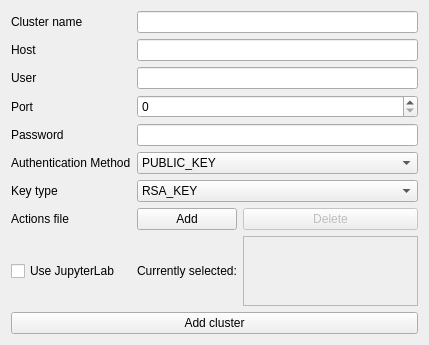
Above: gui/widgets_templates/add-cluster.ui from intdata-bsc/idact-gui before the change. Below: the same form after it.
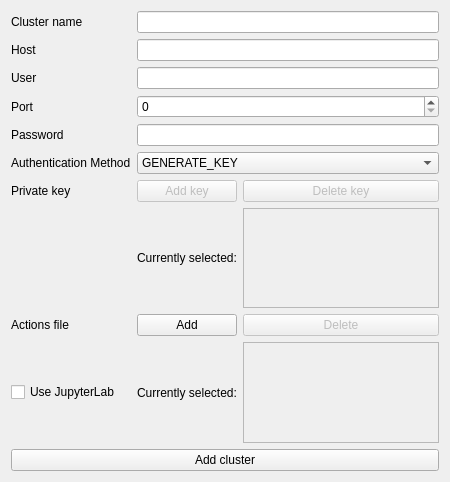
That is the form after the change.

Commit message: hot fix after rebase

What changed in the file:
```diff
--- a/gui/widgets_templates/add-cluster.ui
+++ b/gui/widgets_templates/add-cluster.ui
@@ -6,60 +6,14 @@
    <rect>
     <x>0</x>
     <y>0</y>
-    <width>429</width>
-    <height>275</height>
+    <width>450</width>
+    <height>482</height>
    </rect>
   </property>
   <property name="windowTitle">
    <string>Form</string>
   </property>
   <layout class="QGridLayout" name="gridLayout">
-   <item row="6" column="0">
-    <widget class="QLabel" name="key_type_label">
-     <property name="text">
-      <string>Key type</string>
-     </property>
-    </widget>
-   </item>
-   <item row="6" column="1" colspan="2">
-    <widget class="QComboBox" name="key_type_box">
-     <item>
-      <property name="text">
-       <string>RSA_KEY</string>
-      </property>
-     </item>
-    </widget>
-   </item>
-   <item row="2" column="1" colspan="2">
-    <widget class="QLineEdit" name="user_edit"/>
-   </item>
-   <item row="5" column="0">
-    <widget class="QLabel" name="auth_method_label">
-     <property name="text">
-      <string>Authentication Method</string>
-     </property>
-    </widget>
-   </item>
-   <item row="0" column="1" colspan="2">
-    <widget class="QLineEdit" name="cluster_name_addc_edit"/>
-   </item>
-   <item row="1" column="1" colspan="2">
-    <widget class="QLineEdit" name="host_edit"/>
-   </item>
-   <item row="1" column="0">
-    <widget class="QLabel" name="host_label">
-     <property name="text">
-      <string>Host</string>
-     </property>
-    </widget>
-   </item>
-   <item row="2" column="0">
-    <widget class="QLabel" name="user_label">
-     <property name="text">
-      <string>User</string>
-     </property>
-    </widget>
-   </item>
    <item row="3" column="0">
     <widget class="QLabel" name="port_label">
      <property name="text">
@@ -70,30 +24,70 @@
    <item row="3" column="1" colspan="2">
     <widget class="QSpinBox" name="port_edit"/>
    </item>
-   <item row="0" column="0">
-    <widget class="QLabel" name="cluster_name_addc_label">
+   <item row="8" column="0">
+    <widget class="QLabel" name="actions_file_label">
      <property name="text">
-      <string>Cluster name</string>
+      <string>Actions file</string>
      </property>
     </widget>
    </item>
+   <item row="0" column="1" colspan="2">
+    <widget class="QLineEdit" name="cluster_name_addc_edit"/>
+   </item>
    <item row="4" column="1" colspan="2">
     <widget class="QLineEdit" name="password_edit"/>
    </item>
+   <item row="9" column="2">
+    <widget class="QTextBrowser" name="selected_file_path_browser">
+     <property name="enabled">
+      <bool>false</bool>
+     </property>
+     <property name="sizePolicy">
+      <sizepolicy hsizetype="Expanding" vsizetype="Expanding">
+       <horstretch>0</horstretch>
+       <verstretch>0</verstretch>
+      </sizepolicy>
+     </property>
+    </widget>
+   </item>
    <item row="5" column="1" colspan="2">
     <widget class="QComboBox" name="auth_method_box">
      <item>
       <property name="text">
-       <string>PUBLIC_KEY</string>
+       <string>GENERATE_KEY</string>
       </property>
      </item>
      <item>
       <property name="text">
-       <string>ASK_EVERYTIME</string>
+       <string>PRIVATE_KEY</string>
       </property>
      </item>
     </widget>
    </item>
+   <item row="8" column="2">
+    <widget class="QPushButton" name="delete_actions_file_button">
+     <property name="enabled">
+      <bool>false</bool>
+     </property>
+     <property name="text">
+      <string>Delete</string>
+     </property>
+    </widget>
+   </item>
+   <item row="9" column="0">
+    <widget class="QCheckBox" name="use_jupyter_lab_check_box">
+     <property name="text">
+      <string>Use JupyterLab</string>
+     </property>
+    </widget>
+   </item>
+   <item row="0" column="0">
+    <widget class="QLabel" name="cluster_name_addc_label">
+     <property name="text">
+      <string>Cluster name</string>
+     </property>
+    </widget>
+   </item>
    <item row="4" column="0">
     <widget class="QLabel" name="port_label_2">
      <property name="text">
@@ -101,31 +95,45 @@
      </property>
     </widget>
    </item>
-   <item row="7" column="0">
-    <widget class="QLabel" name="actions_file_label">
+   <item row="10" column="0" colspan="3">
+    <widget class="QPushButton" name="add_cluster_button">
      <property name="text">
-      <string>Actions file</string>
+      <string>Add cluster</string>
      </property>
     </widget>
    </item>
-   <item row="7" column="2">
-    <widget class="QPushButton" name="delete_actions_file_button">
-     <property name="enabled">
-      <bool>false</bool>
+   <item row="1" column="1" colspan="2">
+    <widget class="QLineEdit" name="host_edit"/>
+   </item>
+   <item row="2" column="0">
+    <widget class="QLabel" name="user_label">
+     <property name="text">
+      <string>User</string>
      </property>
+    </widget>
+   </item>
+   <item row="1" column="0">
+    <widget class="QLabel" name="host_label">
      <property name="text">
-      <string>Delete</string>
+      <string>Host</string>
      </property>
     </widget>
    </item>
-   <item row="7" column="1">
+   <item row="8" column="1">
     <widget class="QPushButton" name="add_actions_file_button">
      <property name="text">
       <string>Add</string>
      </property>
     </widget>
    </item>
-   <item row="8" column="1">
+   <item row="5" column="0">
+    <widget class="QLabel" name="auth_method_label">
+     <property name="text">
+      <string>Authentication Method</string>
+     </property>
+    </widget>
+   </item>
+   <item row="9" column="1">
     <widget class="QLabel" name="currently_selected_file_label">
      <property name="font">
       <font>
@@ -137,30 +145,47 @@
      </property>
     </widget>
    </item>
-   <item row="9" column="0" colspan="3">
-    <widget class="QPushButton" name="add_cluster_button">
+   <item row="2" column="1" colspan="2">
+    <widget class="QLineEdit" name="user_edit"/>
+   </item>
+   <item row="6" column="0">
+    <widget class="QLabel" name="label">
      <property name="text">
-      <string>Add cluster</string>
+      <string>Private key</string>
      </property>
     </widget>
    </item>
-   <item row="8" column="0">
-    <widget class="QCheckBox" name="use_jupyter_lab_check_box">
+   <item row="6" column="2">
+    <widget class="QPushButton" name="delete_key_button">
+     <property name="enabled">
+      <bool>false</bool>
+     </property>
      <property name="text">
-      <string>Use JupyterLab</string>
+      <string>Delete key</string>
      </property>
     </widget>
    </item>
-   <item row="8" column="2">
-    <widget class="QTextBrowser" name="selected_file_path_browser">
+   <item row="6" column="1">
+    <widget class="QPushButton" name="add_key_button">
      <property name="enabled">
       <bool>false</bool>
      </property>
-     <property name="sizePolicy">
-      <sizepolicy hsizetype="Expanding" vsizetype="Expanding">
-       <horstretch>0</horstretch>
-       <verstretch>0</verstretch>
-      </sizepolicy>
+     <property name="text">
+      <string>Add key</string>
+     </property>
+    </widget>
+   </item>
+   <item row="7" column="1">
+    <widget class="QLabel" name="currently_selected_key">
+     <property name="text">
+      <string>Currently selected:</string>
+     </property>
+    </widget>
+   </item>
+   <item row="7" column="2">
+    <widget class="QTextBrowser" name="selected_key_browser">
+     <property name="enabled">
+      <bool>false</bool>
      </property>
     </widget>
    </item>
```
The commit also changes 1 other file.
